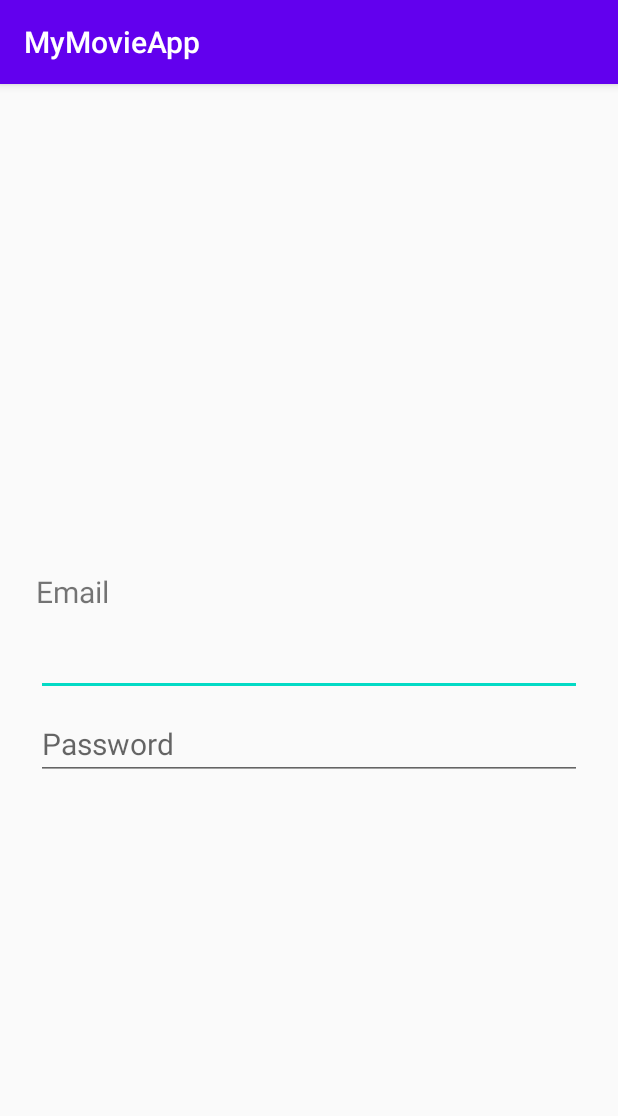
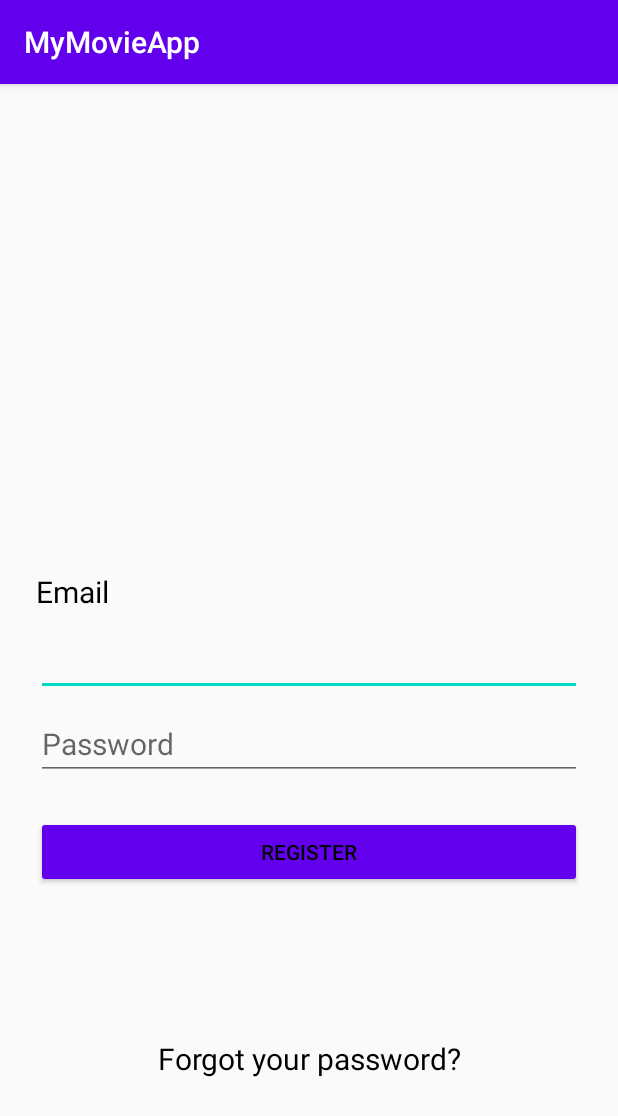
Before and after one commit to Shevy-D/MyMovieApp, an Android app: the screen it shows after launch (MainActivity), on a phone screen of 412 x 824 dp. Shown: the top 1116 px of the screen. Run offline under Robolectric (Android 15) with nearby library versions, the phone set to English and light mode, and no system bars; our stand-ins replace Picasso.

```diff
--- a/app/build.gradle
+++ b/app/build.gradle
@@ -33,8 +33,12 @@ android {
 
 dependencies {
 
+    //noinspection GradleCompatible
     implementation 'com.android.support:appcompat-v7:28.0.0'
     implementation 'com.android.support.constraint:constraint-layout:2.0.4'
+
+    implementation 'com.squareup.picasso:picasso:2.71828'
+
     testImplementation 'junit:junit:4.13.2'
     androidTestImplementation 'com.android.support.test:runner:1.0.2'
     androidTestImplementation 'com.android.support.test.espresso:espresso-core:3.0.2'
--- a/app/src/main/AndroidManifest.xml
+++ b/app/src/main/AndroidManifest.xml
@@ -10,6 +10,9 @@
         android:supportsRtl="true"
         android:theme="@style/Theme.MyMovieApp">
         <activity
+            android:name=".RegistrationActivity"
+            android:exported="false" />
+        <activity
             android:name=".MainActivity"
             android:exported="true">
             <intent-filter>
--- a/app/src/main/java/com/shevy/mymovieapp/MainActivity.kt
+++ b/app/src/main/java/com/shevy/mymovieapp/MainActivity.kt
@@ -1,11 +1,30 @@
 package com.shevy.mymovieapp
 
+import android.content.Intent
 import android.support.v7.app.AppCompatActivity
 import android.os.Bundle
+import android.view.View
+import android.widget.Button
+import android.widget.Toast
+import com.squareup.picasso.Picasso
 
 class MainActivity : AppCompatActivity() {
     override fun onCreate(savedInstanceState: Bundle?) {
         super.onCreate(savedInstanceState)
         setContentView(R.layout.activity_main)
+
+        val btn_click_me = findViewById<Button>(R.id.main_activity_register_button)
+
+        btn_click_me.setOnClickListener{
+            val intent = Intent(this, RegistrationActivity::class.java)
+            startActivity(intent)
+            Toast.makeText(this, "You click me", Toast.LENGTH_SHORT).show()
+        }
     }
+
+/*    fun clickBut(view: View) {
+        Toast.makeText(this, "You click me", Toast.LENGTH_SHORT).show()
+    }*/
+
+
 }
--- a/app/src/main/res/layout/activity_main.xml
+++ b/app/src/main/res/layout/activity_main.xml
@@ -12,6 +12,7 @@
         android:layout_height="wrap_content"
         android:layout_marginStart="24dp"
         android:layout_marginEnd="24dp"
+        android:textColor="@color/black"
         android:textSize="20sp"
         app:layout_constraintBottom_toBottomOf="parent"
         app:layout_constraintEnd_toEndOf="parent"
@@ -28,6 +29,8 @@
         android:layout_marginBottom="8dp"
         android:text="@string/email"
         android:textSize="20sp"
+        android:textColor="@color/black"
+        android:contentDescription="@string/email"
         app:layout_constraintBottom_toTopOf="@+id/email_text"
         app:layout_constraintEnd_toEndOf="parent"
         app:layout_constraintHorizontal_bias="0.0"
@@ -43,9 +46,38 @@
         android:hint="@string/password"
         android:inputType="textPassword"
         android:textSize="20sp"
+        android:textColor="@color/black"
         app:layout_constraintEnd_toEndOf="parent"
         app:layout_constraintHorizontal_bias="0.0"
         app:layout_constraintStart_toStartOf="parent"
         app:layout_constraintTop_toBottomOf="@+id/email_text" />
 
+    <Button
+        android:id="@+id/main_activity_register_button"
+        android:layout_width="0dp"
+        android:layout_height="wrap_content"
+        android:layout_marginStart="24dp"
+        android:layout_marginTop="24dp"
+        android:layout_marginEnd="24dp"
+        android:backgroundTint="@color/purple_500"
+        android:text="@string/register"
+        android:textColor="@color/black"
+        android:contentDescription="@string/register"
+        app:layout_constraintEnd_toEndOf="parent"
+        app:layout_constraintStart_toStartOf="parent"
+        app:layout_constraintTop_toBottomOf="@+id/main_activity_password_input" />
+
+    <TextView
+        android:id="@+id/main_activity_login_text"
+        android:layout_width="wrap_content"
+        android:layout_height="wrap_content"
+        android:layout_marginTop="100dp"
+        android:text="@string/forgot_password"
+        android:textSize="20sp"
+        android:textColor="@color/black"
+        android:contentDescription="@string/forgot_password"
+        app:layout_constraintEnd_toEndOf="parent"
+        app:layout_constraintStart_toStartOf="parent"
+        app:layout_constraintTop_toBottomOf="@+id/main_activity_register_button" />
+
 </android.support.constraint.ConstraintLayout>
--- a/app/src/main/res/values/strings.xml
+++ b/app/src/main/res/values/strings.xml
@@ -2,4 +2,6 @@
     <string name="app_name">MyMovieApp</string>
     <string name="email">Email</string>
     <string name="password">Password</string>
+    <string name="register">Register</string>
+    <string name="forgot_password">Forgot your password?</string>
 </resources>
```
Also changed, not shown: app/src/main/java/com/shevy/mymovieapp/RegistrationActivity.kt (added, +11 -0 lines), app/src/main/res/layout/activity_registration.xml (added, +9 -0 lines).
